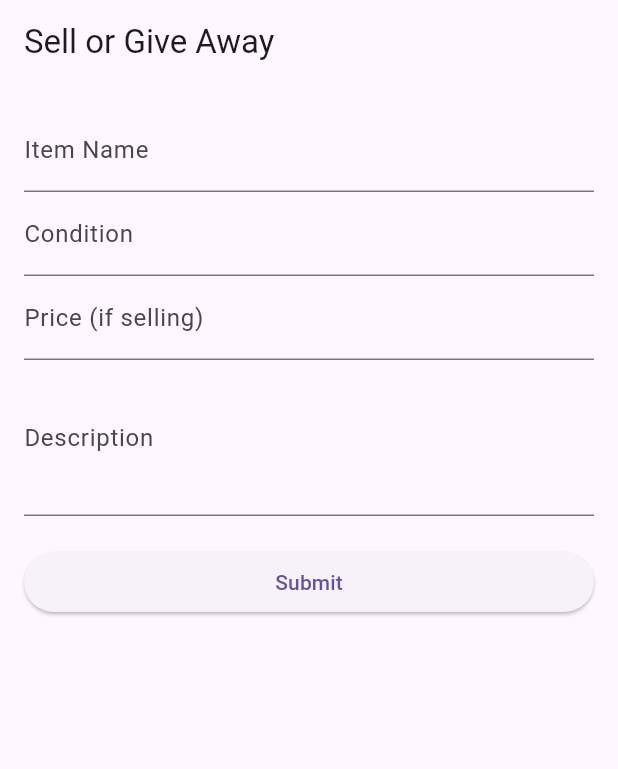
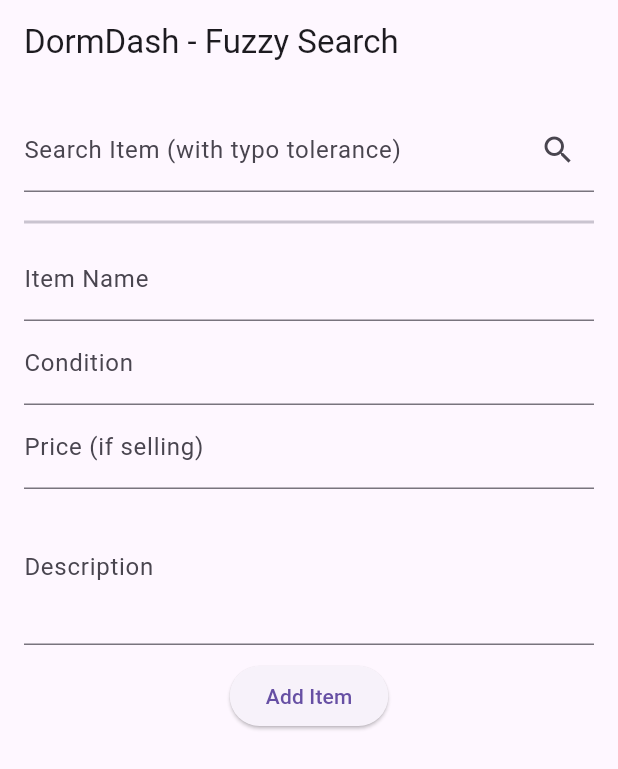
Before and after one commit to BrianKHL/DormDash, a Flutter app: the screen it shows after launch, on a phone screen of 412 x 824 dp. Shown: the top 769 px of the screen. Run offline on Flutter 3.47's test engine with Material 3 defaults, Android fonts, the phone set to English and light mode, and no system bars.

Commit message:
Add,search w typo

```diff
--- a/lib/main.dart
+++ b/lib/main.dart
@@ -18,7 +18,95 @@ class DormDashApp extends StatelessWidget {
     );
   }
 }
+// Algorithm starts
+// Item class
+class Item {
+  final String name;
+  final String condition;
+  final double price;
+  final String description;
+  final DateTime dateAdded;
 
+  Item({
+    required this.name,
+    required this.condition,
+    required this.price,
+    required this.description,
+  }) : dateAdded = DateTime.now();
+}
+
+// Optimized Item Database with Binary Search Insertions & Fuzzy Search
+class OptimizedItemDatabase {
+  final List<Item> _sortedItems = [];
+
+  // Add item in sorted order (faster)
+  void addItem(Item item) {
+    int index = _binarySearchInsertPosition(item.price);
+    _sortedItems.insert(index, item);
+  }
+
+  // Binary Search Insert Position (O(log n))
+  int _binarySearchInsertPosition(double price) {
+    int left = 0, right = _sortedItems.length;
+    while (left < right) {
+      int mid = (left + right) ~/ 2;
+      if (_sortedItems[mid].price < price) {
+        left = mid + 1;
+      } else {
+        right = mid;
+      }
+    }
+    return left; // sorted position
+  }
+
+  // Retrieve all items
+  List<Item> getAllItems() {
+    return _sortedItems;
+  }
+
+  // Standard Search for Exact Matches
+  List<Item> searchItems(String query) {
+    return _sortedItems
+        .where((item) => item.name.toLowerCase().contains(query.toLowerCase()))
+        .toList(); //filter items to list
+  }
+
+  // **Fuzzy Search using Levenshtein Distance** (Typo)
+  List<Item> fuzzySearch(String query, int maxDistance) {
+    List<Item> results = [];
+    for (Item item in _sortedItems) {
+      int distance = _levenshteinDistance(item.name.toLowerCase(), query.toLowerCase());
+      if (distance <= maxDistance) {
+        results.add(item); // add to results
+      }
+    }
+    return results;
+  }
+
+  // **Levenshtein Distance Algorithm (O(nm))** 2D Array dp
+  int _levenshteinDistance(String s1, String s2) {
+    List<List<int>> dp = List.generate(s1.length + 1, (_) => List.filled(s2.length + 1, 0));
+    for (int i = 0; i <= s1.length; i++) {
+      for (int j = 0; j <= s2.length; j++) {
+        if (i == 0) {
+          dp[i][j] = j;
+        } else if (j == 0) {
+          dp[i][j] = i;
+        } else {
+          dp[i][j] = [
+            dp[i - 1][j] + 1,  //d
+            dp[i][j - 1] + 1,  //i
+            dp[i - 1][j - 1] + (s1[i - 1] == s2[j - 1] ? 0 : 1) // Substitution //Hard coded for 1 letter off
+          ].reduce((a, b) => a < b ? a : b); //choose which one to use
+        }
+      }
+    }
+    // minium number of edits
+    return dp[s1.length][s2.length];
+  }
+}
+
+// ** UI Implementation **
 class SellGiveAwayScreen extends StatefulWidget {
   const SellGiveAwayScreen({super.key});
 
@@ -28,70 +116,112 @@ class SellGiveAwayScreen extends StatefulWidget {
 
 class _SellGiveAwayScreenState extends State<SellGiveAwayScreen> {
   final _formKey = GlobalKey<FormState>();
+  final OptimizedItemDatabase _database = OptimizedItemDatabase();
+
   String itemName = '';
   String itemCondition = '';
-  double? itemPrice;
-  String? itemDescription;
+  double itemPrice = 0.0;
+  String itemDescription = '';
+  String searchQuery = '';
+  List<Item> searchResults = [];
 
+  void _submitForm() {
+    if (_formKey.currentState!.validate()) {
+      _formKey.currentState!.save();
+      Item newItem = Item(
+        name: itemName,
+        condition: itemCondition,
+        price: itemPrice,
+        description: itemDescription,
+      );
+      _database.addItem(newItem);
+      _formKey.currentState!.reset();
+      setState(() {}); // Update UI
+    }
+  }
+
+  void _searchItems() {
+    setState(() {
+      searchResults = _database.fuzzySearch(searchQuery, 2); // Max distance = 2
+    });
+  }
+
+// UI ----Frontend--------------------------------------------------------------
   @override
   Widget build(BuildContext context) {
     return Scaffold(
-      appBar: AppBar(
-        title: Text('Sell or Give Away'),
-      ),
+      appBar: AppBar(title: Text('DormDash - Fuzzy Search')),
       body: Padding(
         padding: const EdgeInsets.all(16.0),
-        child: Form(
+        child: Column(
+          children: [
+            // Search Bar
+            TextField(
+              decoration: InputDecoration(
+                labelText: 'Search Item (with typo tolerance)',
+                suffixIcon: IconButton(
+                  icon: Icon(Icons.search),
+                  onPressed: _searchItems,
+                ),
+              ),
+              onChanged: (value) => searchQuery = value,
+            ),
+            SizedBox(height: 10),
+
+            // Display Search Results
+            if (searchResults.isNotEmpty)
+              Expanded(
+                child: ListView.builder(
+                  itemCount: searchResults.length,
+                  itemBuilder: (context, index) {
+                    final item = searchResults[index];
+                    return ListTile(
+                      title: Text(item.name),
+                      subtitle: Text("Condition: ${item.condition} | Price: \$${item.price}"),
+                    );
+                  },
+                ),
+              ),
+
+            // Divider
+            Divider(height: 20, thickness: 2),
+
+            // Item Form
+            Form(
               key: _formKey,
-          child: ListView(
+              child: Column(
                 children: [
                   TextFormField(
                     decoration: InputDecoration(labelText: 'Item Name'),
-                validator: (value) {
-                  if (value == null || value.isEmpty) {
-                    return 'Please enter the item name';
-                  }
-                  return null;
-                },
+                    validator: (value) =>
+                        value == null || value.isEmpty ? 'Please enter the item name' : null,
                     onSaved: (value) => itemName = value!,
                   ),
                   TextFormField(
                     decoration: InputDecoration(labelText: 'Condition'),
-                validator: (value) {
-                  if (value == null || value.isEmpty) {
-                    return 'Please specify the item condition';
-                  }
-                  return null;
-                },
+                    validator: (value) =>
+                        value == null || value.isEmpty ? 'Please specify the item condition' : null,
                     onSaved: (value) => itemCondition = value!,
                   ),
                   TextFormField(
                     decoration: InputDecoration(labelText: 'Price (if selling)'),
                     keyboardType: TextInputType.number,
-                onSaved: (value) =>
-                    itemPrice = value != null ? double.tryParse(value) : null,
+                    onSaved: (value) => itemPrice = double.tryParse(value!) ?? 0.0,
                   ),
                   TextFormField(
                     decoration: InputDecoration(labelText: 'Description'),
                     maxLines: 3,
-                onSaved: (value) => itemDescription = value,
+                    onSaved: (value) => itemDescription = value!,
                   ),
-              SizedBox(height: 20),
+                  SizedBox(height: 10),
                   ElevatedButton(
-                onPressed: () {
-                  if (_formKey.currentState!.validate()) {
-                    _formKey.currentState!.save();
-                    print('Item Name: $itemName');
-                    print('Condition: $itemCondition');
-                    print('Price: $itemPrice');
-                    print('Description: $itemDescription');
-                    // Add functionality to save or upload item details
-                  }
-                },
-                child: Text('Submit'),
+                    onPressed: _submitForm,
+                    child: Text('Add Item'),
                   ),
                 ],
               ),
+            ),
+          ],
         ),
       ),
     );
```
Also changed, not shown: 1 other file. Lines whose indentation alone changed are shown as unchanged.
